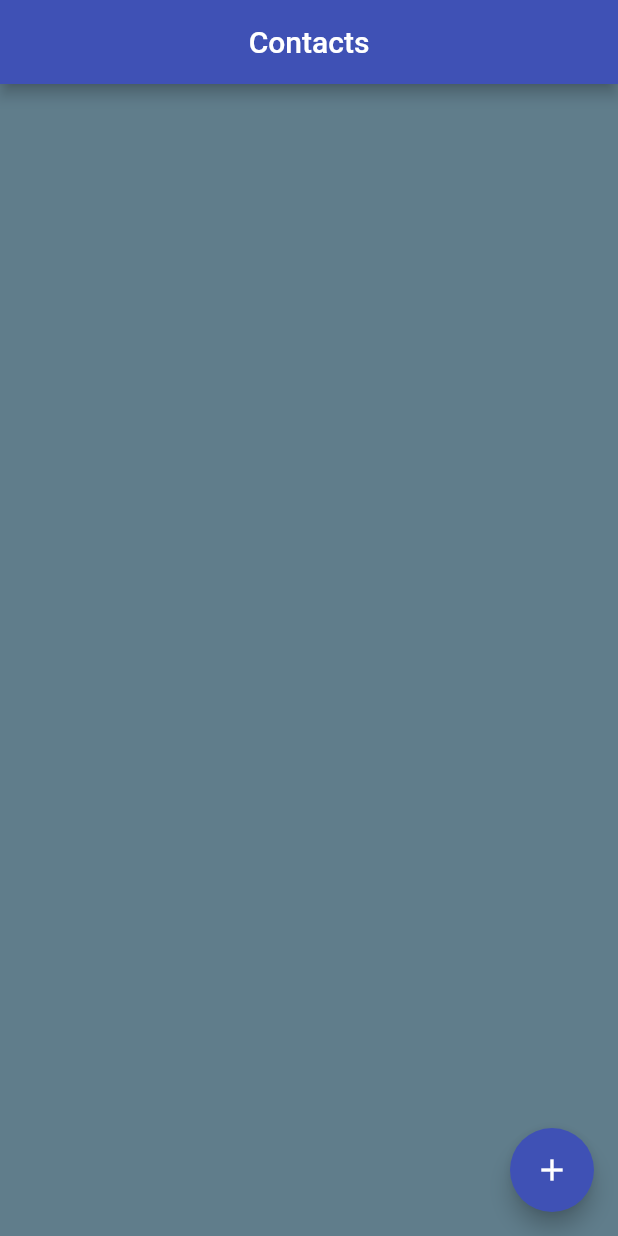
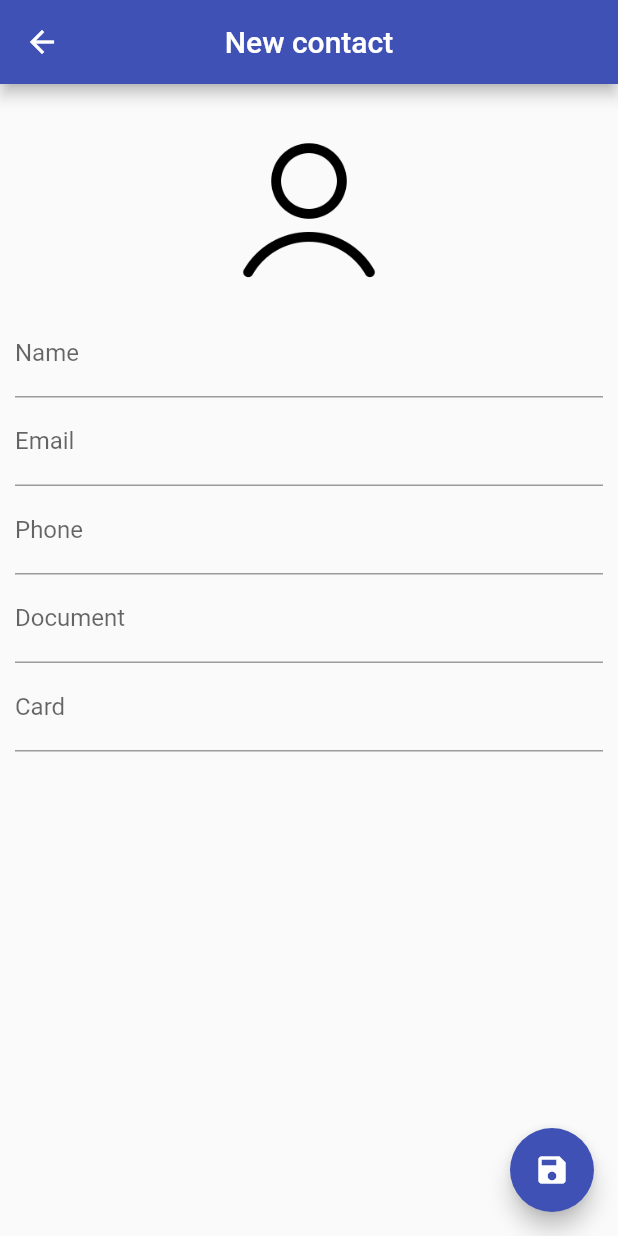
Before and after one commit to stephanogiuseppe/contacts_flutter_app, a Flutter app: the screen it shows after launch, after a tap on the "add" icon, on a phone screen of 412 x 824 dp. Run offline on Flutter 3.47's test engine with Material 2 defaults, Android fonts, the phone set to English and light mode, and no system bars; our stand-ins replace sqflite; accounts and stored records are empty.

Commit message:
feat: add and edit contact

```diff
--- a/lib/helpers/contact_helper.dart
+++ b/lib/helpers/contact_helper.dart
@@ -7,7 +7,7 @@ final String nameColumn = "nameColumn";
 final String emailColumn = "emailColumn";
 final String phoneColumn = "phoneColumn";
 final String imgColumn = "imgColumn";
-final String documentColumn = "documentColumn";
+final String registerColumn = "registerColumn";
 final String cardColumn = "cardColumn";
 
 class ContactHelper {
@@ -21,6 +21,7 @@ class ContactHelper {
 
   Future<Database> get db async {
     if (_db == null) {
+       print("EXEC");
       _db = await initDb();
     }
     return _db;
@@ -33,13 +34,18 @@ class ContactHelper {
     return await openDatabase(path, version: 1, onCreate: (Database db, newerVersion) async {
       await db.execute("CREATE TABLE $contactTable("
           "$idColumn INTEGER PRIMARY KEY, $nameColumn TEXT, $emailColumn TEXT,"
-          "$phoneColumn TEXT, $imgColumn TEXT, $documentColumn TEXT, $cardColumn TEXT)");
+          "$phoneColumn TEXT, $imgColumn TEXT, $registerColumn TEXT, $cardColumn TEXT)");
     });
   }
 
   Future<Contact> saveContact(Contact contact) async {
     Database dbContact = await db;
-    contact.id = await dbContact.insert(contactTable, contact.toMap());
+    if (contact.id == null) {
+      contact.id = await dbContact.insert(contactTable, contact.toMap());
+      return contact;
+    }
+
+    await _updateContact(contact);
     return contact;
   }
 
@@ -47,7 +53,7 @@ class ContactHelper {
     Database dbContact = await db;
     List<Map> maps = await dbContact.query(
       contactTable,
-      columns: [idColumn, nameColumn, emailColumn, phoneColumn, imgColumn, documentColumn, cardColumn],
+      columns: [idColumn, nameColumn, emailColumn, phoneColumn, imgColumn, registerColumn, cardColumn],
       where: "$idColumn = ?",
       whereArgs: [id]
     );
@@ -64,7 +70,7 @@ class ContactHelper {
     return await dbContact.delete(contactTable, where: "$idColumn = ?", whereArgs: [id]);
   }
 
-  Future<int> updateContact(Contact contact) async {
+  Future<int> _updateContact(Contact contact) async {
     Database dbContact = await db;
     return await dbContact.update(
         contactTable,
@@ -104,7 +110,7 @@ class Contact {
   String email;
   String phone;
   String img;
-  String document;
+  String register;
   String card;
 
   Contact();
@@ -115,7 +121,7 @@ class Contact {
     email = map[emailColumn];
     phone = map[phoneColumn];
     img = map[imgColumn];
-    document = map[documentColumn];
+    register = map[registerColumn];
     card = map[cardColumn];
   }
 
@@ -125,7 +131,7 @@ class Contact {
       emailColumn: email,
       phoneColumn: phone,
       imgColumn: img,
-      documentColumn: document,
+      registerColumn: register,
       cardColumn: card
     };
 
@@ -143,7 +149,7 @@ class Contact {
       "name: $name,"
       "email: $email,"
       "phone: $phone,"
-      "document: $document,"
+      "register: $register,"
       "card: $card"
     ")";
   }
--- a/lib/main.dart
+++ b/lib/main.dart
@@ -1,6 +1,8 @@
+import 'package:contactsflutterapp/ui/contact_page.dart';
 import 'package:contactsflutterapp/ui/home_page.dart';
 import 'package:flutter/material.dart';
 
 void main() => runApp(MaterialApp(
-  home: HomePage()
+  home: HomePage(),
+  debugShowCheckedModeBanner: false,
 ));
--- /dev/null
+++ b/lib/ui/contact_page.dart
@@ -0,0 +1,135 @@
+import 'dart:io';
+
+import 'package:contactsflutterapp/helpers/contact_helper.dart';
+import 'package:flutter/cupertino.dart';
+import 'package:flutter/material.dart';
+
+class ContactPage extends StatefulWidget {
+  final Contact contact;
+
+  ContactPage({this.contact});
+
+  @override
+  _ContactPageState createState() => _ContactPageState();
+}
+
+class _ContactPageState extends State<ContactPage> {
+  final _nameController = TextEditingController();
+  final _emailController = TextEditingController();
+  final _phoneController = TextEditingController();
+  final _registerController = TextEditingController();
+  final _cardController = TextEditingController();
+
+  final _nameFocus = FocusNode();
+
+  Contact _editedContact;
+  bool _userEdited = false;
+
+  @override
+  void initState() {
+    super.initState();
+
+    widget.contact == null
+      ? _editedContact = Contact()
+      : _initFieldsForm();
+  }
+
+  @override
+  Widget build(BuildContext context) {
+    return Scaffold(
+      appBar: AppBar(
+        backgroundColor: Colors.indigo,
+        title: Text(_editedContact.name ?? "New contact"),
+        centerTitle: true,
+      ),
+      floatingActionButton: FloatingActionButton(
+        onPressed: () {
+          if (_editedContact.name != null && _editedContact.name.isNotEmpty) {
+            Navigator.pop(context, _editedContact);
+            return;
+          }
+
+          FocusScope.of(context).requestFocus(_nameFocus);
+        },
+        child: Icon(Icons.save),
+        backgroundColor: Colors.indigo,
+      ),
+      body: SingleChildScrollView(
+        padding: EdgeInsets.all(10.0),
+        child: Column(
+          children: <Widget>[
+            GestureDetector(
+              child: Container(
+                width: 140.0,
+                height: 140.0,
+                decoration: BoxDecoration(
+                    shape: BoxShape.circle,
+                    image: DecorationImage(
+                      image: _editedContact.img != null
+                        ? FileImage(File(_editedContact.img))
+                        : AssetImage("images/person.png")
+                    ),
+                ),
+              ),
+            ),
+
+            TextField(
+              controller: _nameController,
+              focusNode: _nameFocus,
+              decoration: InputDecoration(labelText: "Name"),
+              onChanged: (text) {
+                _userEdited = true;
+                setState(() {
+                  _editedContact.name = text;
+                });
+              },
+            ),
+            TextField(
+              controller: _emailController,
+              decoration: InputDecoration(labelText: "Email"),
+              onChanged: (text) {
+                _userEdited = true;
+                _editedContact.email = text;
+              },
+              keyboardType: TextInputType.emailAddress,
+            ),
+            TextField(
+              controller: _phoneController,
+              decoration: InputDecoration(labelText: "Phone"),
+              onChanged: (text) {
+                _userEdited = true;
+                _editedContact.phone = text;
+              },
+              keyboardType: TextInputType.phone,
+            ),
+            TextField(
+              controller: _registerController,
+              decoration: InputDecoration(labelText: "Document"),
+              onChanged: (text) {
+                _userEdited = true;
+                _editedContact.phone = text;
+              },
+            ),
+            TextField(
+              controller: _cardController,
+              decoration: InputDecoration(labelText: "Card"),
+              onChanged: (text) {
+                _userEdited = true;
+                _editedContact.phone = text;
+              },
+            ),
+          ],
+        ),
+      ),
+    );
+  }
+
+  void _initFieldsForm() {
+    _editedContact = Contact.fromMap(widget.contact.toMap());
+    _nameController.text = _editedContact.name;
+    _emailController.text = _editedContact.email;
+    _phoneController.text = _editedContact.phone;
+    _registerController.text = _editedContact.register;
+    _cardController.text = _editedContact.card;
+  }
+}
--- a/lib/ui/home_page.dart
+++ b/lib/ui/home_page.dart
@@ -1,6 +1,7 @@
 import 'dart:io';
 
 import 'package:contactsflutterapp/helpers/contact_helper.dart';
+import 'package:contactsflutterapp/ui/contact_page.dart';
 import 'package:flutter/material.dart';
 
 class HomePage extends StatefulWidget {
@@ -15,10 +16,7 @@ class _HomePageState extends State<HomePage> {
   @override
   void initState() {
     super.initState();
-    helper.getContacts().then((contacts) => print(contacts));
-    setState(() {
-      helper.getContacts().then((contacts) => this.contacts = contacts);
-    });
+    _getAllContacts();
   }
 
   @override
@@ -31,7 +29,9 @@ class _HomePageState extends State<HomePage> {
       ),
       backgroundColor: Colors.blueGrey,
       floatingActionButton: FloatingActionButton(
-        onPressed: () {},
+        onPressed: () {
+          _showContactPage();
+        },
         child: Icon(Icons.add),
         backgroundColor: Colors.indigo,
       ),
@@ -48,7 +48,6 @@ class _HomePageState extends State<HomePage> {
   }
 
   Widget _contactCard(BuildContext context, int index) {
-    print("AAA");
     return GestureDetector(
       child: Card(
         child: Padding(
@@ -81,7 +80,7 @@ class _HomePageState extends State<HomePage> {
                       style: TextStyle(fontSize: 18.0),
                     ),
                     Text(
-                      contacts[index].document ?? "",
+                      contacts[index].register ?? "",
                       style: TextStyle(fontSize: 18.0),
                     ),
                   ],
@@ -91,6 +90,29 @@ class _HomePageState extends State<HomePage> {
           ),
         ),
       ),
+      onTap: () {
+        _showContactPage(contact: contacts[index]);
+      },
     );
   }
+
+  void _getAllContacts() {
+    helper.getContacts().then((contacts) =>
+      setState(() {
+        this.contacts = contacts;
+      })
+    );
+  }
+
+  void _showContactPage({Contact contact}) async {
+    final recContact = await Navigator.push(
+      context,
+      MaterialPageRoute(builder: (context) => ContactPage(contact: contact,))
+    );
+
+    if (recContact != null) {
+      await helper.saveContact(recContact);
+      _getAllContacts();
+    }
+  }
 }
```
